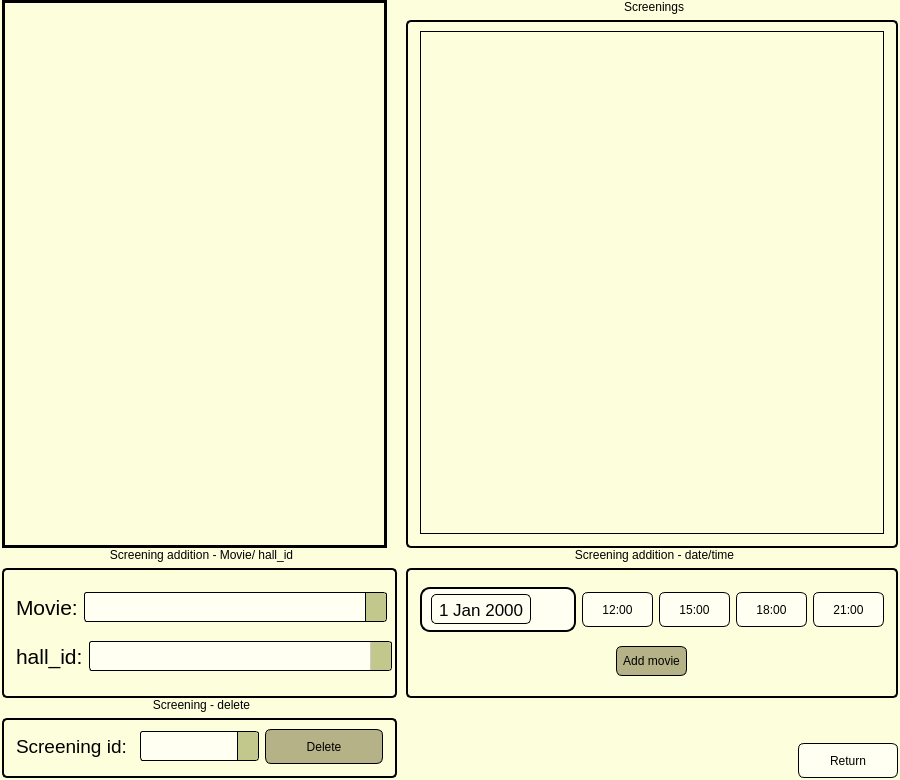
First picture: the form in ScreeningManager.ui, repository JustKoshi/QTCinemaProject, before the edit.
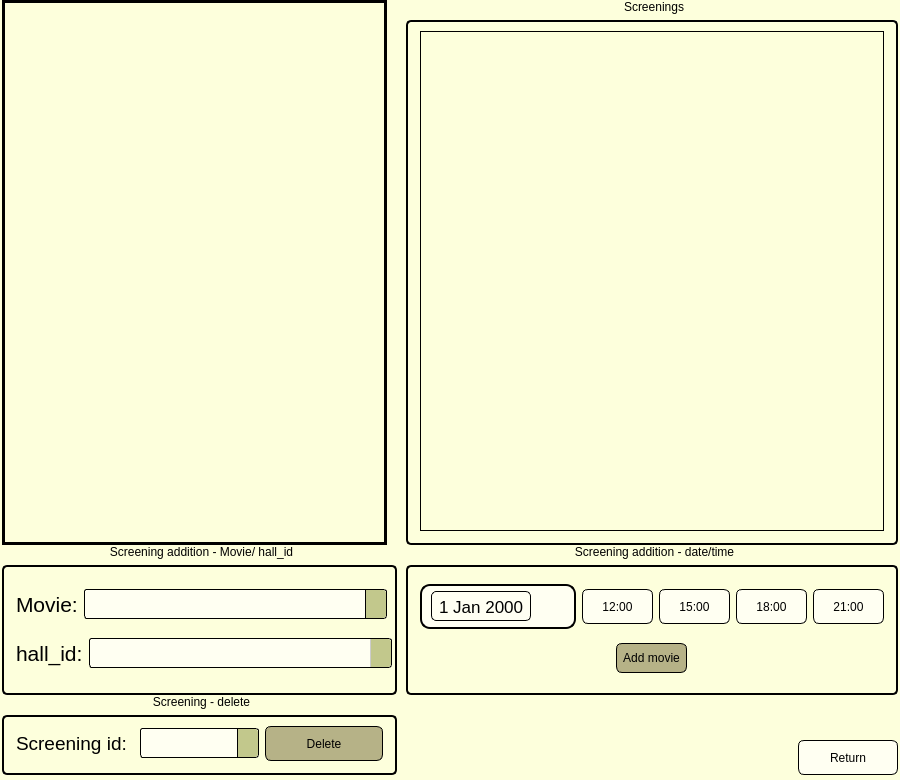
Second picture: the form after the edit. Icons and pictures are not drawn.

Commit message: ui changes to snacks_sales

```diff
--- a/ScreeningManager.ui
+++ b/ScreeningManager.ui
@@ -41,7 +41,7 @@
     <number>2</number>
    </property>
    <property name="bottomMargin">
-    <number>2</number>
+    <number>5</number>
    </property>
    <item>
     <layout class="QGridLayout" name="gridLayout" rowstretch="0,0,0" columnstretch="0,0">
@@ -285,7 +285,7 @@
            <widget class="QComboBox" name="comboBox_movies">
             <property name="minimumSize">
              <size>
-              <width>270</width>
+              <width>303</width>
               <height>30</height>
              </size>
             </property>
@@ -360,7 +360,7 @@
            <widget class="QComboBox" name="comboBox_hall">
             <property name="minimumSize">
              <size>
-              <width>270</width>
+              <width>303</width>
               <height>30</height>
              </size>
             </property>
```
Left out of the diff: 194 changed lines with no effect on the pictures. The commit also changes 3 other files.
